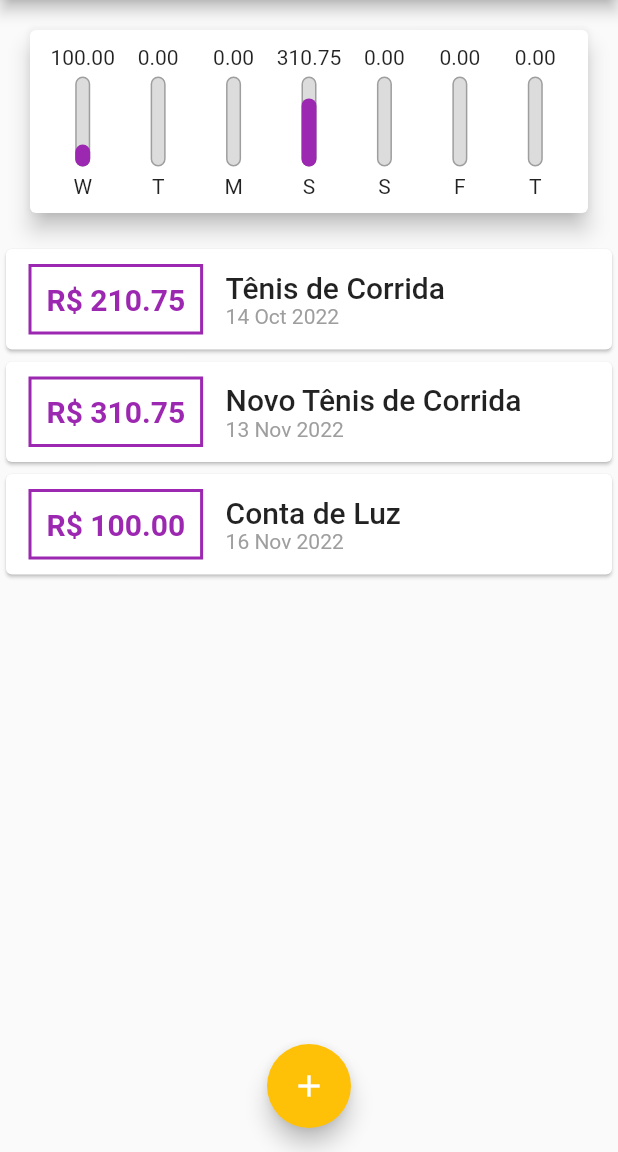
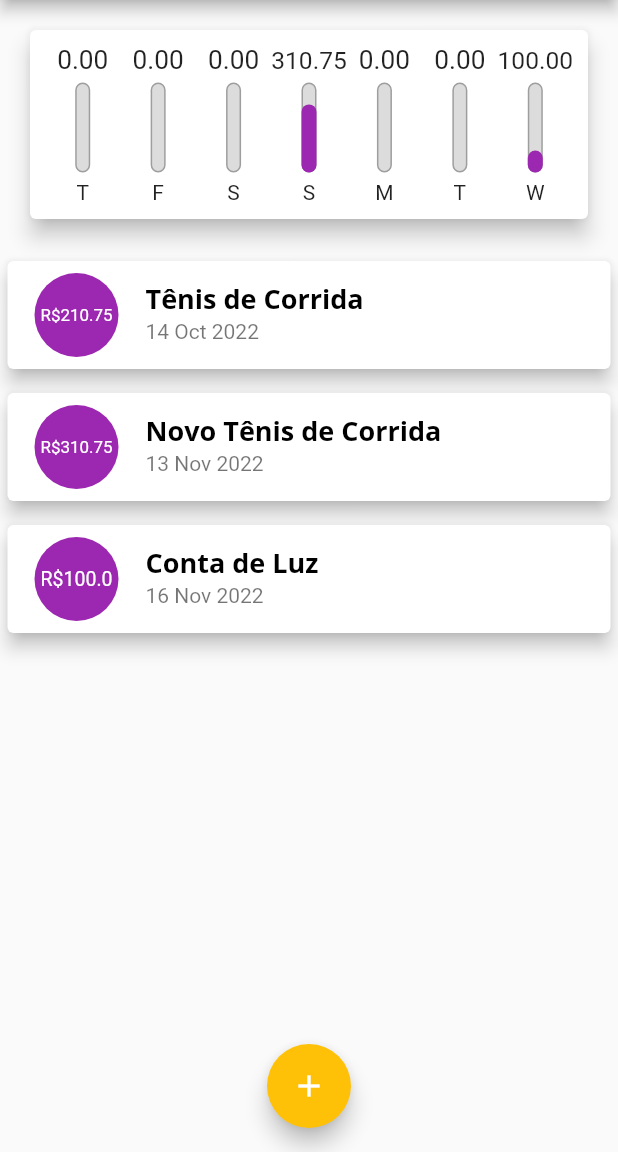
Before and after one commit to FernandoRCandiani/Project-Despesas-Pessoais, a Flutter app: the screen it shows after launch, on a phone screen of 412 x 824 dp, the part 84-1236 px from its top. Run offline on Flutter 3.47's test engine with Material 2 defaults, Android fonts, the phone set to English and light mode, and no system bars.

Commit message:
Ajusting chart and list

```diff
--- a/lib/components/chart.dart
+++ b/lib/components/chart.dart
@@ -30,7 +30,7 @@ class Chart extends StatelessWidget {
         'day': DateFormat.E().format(weekDay)[0],
         'value': totalSum,
       };
-    });
+    }).reversed.toList();
   }
 
   double get _weekTotalValue {
--- a/lib/components/chart_bar.dart
+++ b/lib/components/chart_bar.dart
@@ -15,8 +15,11 @@ class ChartBar extends StatelessWidget {
   Widget build(BuildContext context) {
     return Column(
       children: [
-        FittedBox(
-          child: Text('${value?.toStringAsFixed(2)}'),
+        Container(
+          height: 20,
+          child: FittedBox(
+            child: Text('${value?.toStringAsFixed(2)}'),
+          ),
         ),
         SizedBox(height: 5),
         Container(
--- a/lib/components/transaction_list.dart
+++ b/lib/components/transaction_list.dart
@@ -26,7 +26,7 @@ class TransactionList extends StatelessWidget {
                     'assets/images/waiting.png',
                     fit: BoxFit.cover,
                   ),
-                )
+                ),
               ],
             )
           : ListView.builder(
@@ -34,44 +34,34 @@ class TransactionList extends StatelessWidget {
               itemBuilder: (ctx, index) {
                 final tr = transactions[index];
                 return Card(
-                  child: Row(
-                    children: [
-                      Container(
+                  elevation: 5,
                   margin: EdgeInsets.symmetric(
-                          horizontal: 15,
-                          vertical: 10,
+                    vertical: 8,
+                    horizontal: 5,
                   ),
-                        decoration: BoxDecoration(
-                            border: Border.all(
-                          color: Theme.of(context).colorScheme.primary,
-                          width: 2,
-                        )),
-                        padding: EdgeInsets.all(10),
+                  child: ListTile(
+                    leading: CircleAvatar(
+                      backgroundColor: Colors.purple,
+                      radius: 30,
+                      child: Padding(
+                        padding: const EdgeInsets.all(6),
+                        child: FittedBox(
                           child: Text(
-                          'R\$ ${tr.value.toStringAsFixed(2)}',
+                            'R\$${tr.value}',
                             style: TextStyle(
-                            fontWeight: FontWeight.bold,
-                            fontSize: 20,
-                            color: Theme.of(context).colorScheme.primary,
+                              color: Colors.white,
                             ),
                           ),
                         ),
-                      Column(
-                        crossAxisAlignment: CrossAxisAlignment.start,
-                        children: [
-                          Text(
+                      ),
+                    ),
+                    title: Text(
                       tr.title,
                       style: Theme.of(context).textTheme.headline6,
                     ),
-                          Text(
+                    subtitle: Text(
                       DateFormat('d MMM y').format(tr.date),
-                            style: TextStyle(
-                              color: Colors.grey,
                     ),
-                          ),
-                        ],
-                      )
-                    ],
                   ),
                 );
               },
--- a/lib/main.dart
+++ b/lib/main.dart
@@ -13,18 +13,17 @@ class ExpensesApp extends StatelessWidget {
   Widget build(BuildContext context) {
     return MaterialApp(
       home: MyHomePage(),
-      theme: ThemeData(
-          colorScheme: ColorScheme.fromSwatch(
-            primarySwatch: Colors.purple,
-          ).copyWith(
-            secondary: Colors.amber,
-          ),
-          fontFamily: 'Quicksand',
-          textTheme: ThemeData.light().textTheme.copyWith(
-                titleMedium: TextStyle(
+      theme: ThemeData().copyWith(
+          colorScheme: ThemeData().colorScheme.copyWith(
+                primary: Colors.purple,
+                secondary: Colors.amber,
+              ),
+          textTheme: ThemeData().textTheme.copyWith(
+                headline6: TextStyle(
                   fontFamily: 'OpenSans',
                   fontSize: 18,
                   fontWeight: FontWeight.bold,
+                  color: Colors.black,
                 ),
               ),
           appBarTheme: AppBarTheme(
```
Lines whose indentation alone changed are shown as unchanged.
